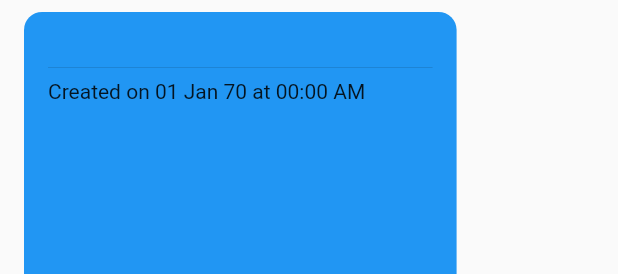
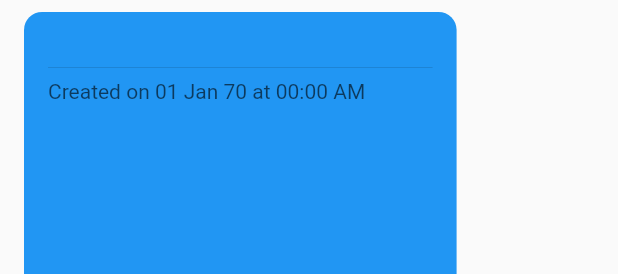
Before and after one commit to kylerwsm/whatsup, a Flutter app: the TextBubble widget shown alone on an empty page, opened directly with empty values, on a phone screen of 412 x 824 dp. Shown: the top 274 px of the screen. Run offline on Flutter 3.47's test engine with Material 2 defaults, Android fonts, the phone set to English and light mode, and no system bars; our stand-ins replace cloud_firestore, firebase_auth, google_sign_in; accounts and stored records are empty.

```diff
--- a/lib/user_chat.dart
+++ b/lib/user_chat.dart
@@ -30,7 +30,9 @@ class UserChat extends StatelessWidget {
 
 /// The widget showing the past list of messages.
 class ChatContent extends StatelessWidget {
-  final reference = Firestore.instance.collection('chats/main/messages').orderBy('dateCreated');
+  final reference = Firestore.instance
+      .collection('chats/main/messages')
+      .orderBy('dateCreated');
 
   @override
   Widget build(BuildContext context) {
@@ -121,9 +123,13 @@ class TextBubble extends StatelessWidget {
               children: <Widget>[
                 Text(text, style: TextStyle(fontSize: 18.0)),
                 Divider(),
-                Text(
-                  DateFormat('\'Created on\' dd MMM yy \'at\' HH:mm a').format(
-                    DateTime.fromMillisecondsSinceEpoch(timeStamp),
+                Opacity(
+                  opacity: 0.7,
+                  child: Text(
+                    DateFormat('\'Created on\' dd MMM yy \'at\' HH:mm a')
+                        .format(
+                      DateTime.fromMillisecondsSinceEpoch(timeStamp),
+                    ),
                   ),
                 ),
               ],
```
